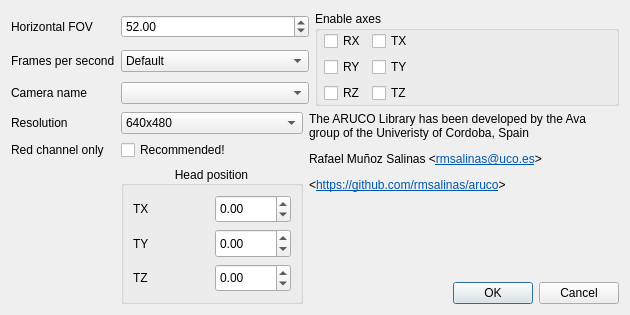
This is ftnoir_tracker_aruco/aruco-trackercontrols.ui in opentrack/opentrack as Qt 5 draws it before an edit. The edited form follows.
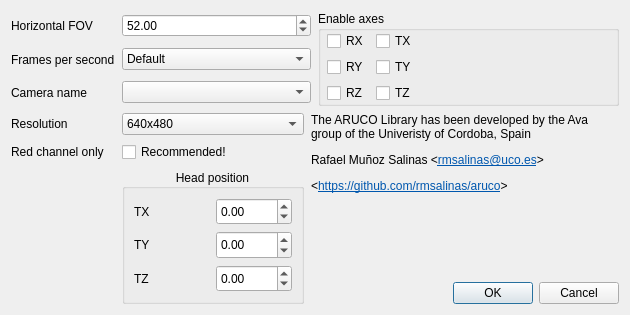
This is the edited form.

Commit message: allow aruco to run at 180 hz

What changed in the file:
```diff
--- a/ftnoir_tracker_aruco/aruco-trackercontrols.ui
+++ b/ftnoir_tracker_aruco/aruco-trackercontrols.ui
@@ -30,7 +30,7 @@
   </property>
   <layout class="QGridLayout" name="gridLayout">
    <property name="spacing">
-    <number>-1</number>
+    <number>7</number>
    </property>
    <item row="2" column="1" colspan="2">
     <widget class="QComboBox" name="cameraName"/>
@@ -186,7 +186,7 @@
      </property>
      <layout class="QFormLayout" name="formLayout">
       <property name="horizontalSpacing">
-       <number>-1</number>
+       <number>7</number>
       </property>
       <property name="leftMargin">
        <number>6</number>
```
Left out of the diff: 5 changed lines with no effect on the pictures. The commit also changes 1 other file.
